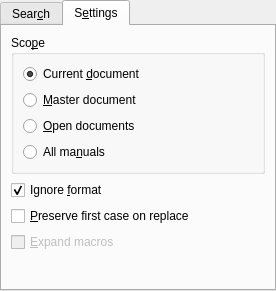
Qt form src/frontends/qt4/ui/FindAndReplaceUi.ui (cburschka/lyx) before a commit.
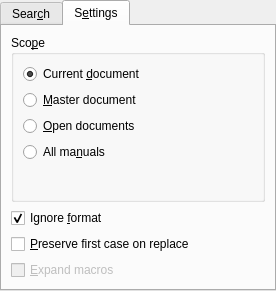
The same form after that commit. The open tabs and pages were chosen to show the change. Custom widgets are drawn as their Qt base class.

Commit message: Automatic horiz/vert switch also for Advanced Tab (completing e3677975).

What changed in the file:
```diff
--- a/src/frontends/qt4/ui/FindAndReplaceUi.ui
+++ b/src/frontends/qt4/ui/FindAndReplaceUi.ui
@@ -184,12 +184,18 @@
    <attribute name="title">
     <string>S&amp;ettings</string>
    </attribute>
-   <layout class="QGridLayout" name="gridLayout_2">
-    <item row="0" column="0" colspan="2">
+   <layout class="QVBoxLayout" name="dynamicLayoutAdvanced_">
+    <item>
      <widget class="QGroupBox" name="groupBox_2">
       <property name="enabled">
        <bool>true</bool>
       </property>
+      <property name="sizePolicy">
+       <sizepolicy hsizetype="Minimum" vsizetype="Minimum">
+        <horstretch>0</horstretch>
+        <verstretch>0</verstretch>
+       </sizepolicy>
+      </property>
       <property name="toolTip">
        <string>The scope to which the search horizon is restricted</string>
       </property>
@@ -258,9 +264,27 @@
          </property>
         </widget>
        </item>
+       <item>
+        <spacer name="verticalSpacer">
+         <property name="orientation">
+          <enum>Qt::Vertical</enum>
+         </property>
+         <property name="sizeHint" stdset="0">
+          <size>
+           <width>20</width>
+           <height>40</height>
+          </size>
+         </property>
+        </spacer>
+       </item>
       </layout>
      </widget>
     </item>
+    <item>
+     <layout class="QGridLayout" name="gridLayout_2">
+      <property name="sizeConstraint">
+       <enum>QLayout::SetMinimumSize</enum>
+      </property>
     <item row="1" column="0">
      <widget class="QCheckBox" name="ignoreFormatCB">
       <property name="enabled">
@@ -277,7 +301,7 @@
       </property>
      </widget>
     </item>
-    <item row="2" column="0" colspan="2">
+      <item row="2" column="0">
      <widget class="QCheckBox" name="keepCaseCB">
       <property name="toolTip">
        <string>Keep the case of the replacement's first letter as in each matching text first letter</string>
@@ -297,18 +321,20 @@
       </property>
      </widget>
     </item>
-    <item row="4" column="1">
-     <spacer name="verticalSpacer">
+      <item row="4" column="0">
+       <spacer name="verticalSpacer_2">
       <property name="orientation">
        <enum>Qt::Vertical</enum>
       </property>
       <property name="sizeHint" stdset="0">
        <size>
-        <width>105</width>
-        <height>2</height>
+          <width>20</width>
+          <height>40</height>
        </size>
       </property>
      </spacer>
+      </item>
+     </layout>
     </item>
    </layout>
   </widget>
```
Left out of the diff: 4 changed lines with no effect on the pictures. Lines whose indentation alone changed are shown as unchanged. The commit also changes 1 other file.
